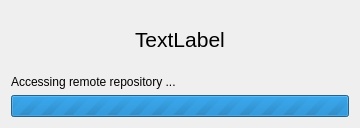
Qt form src/ui/ui/SplashDialog.ui (Anteru/kyla) before a commit.
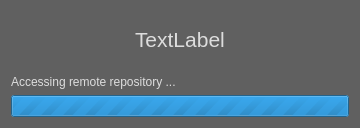
The same form after that commit.

```diff
--- a/src/ui/ui/SplashDialog.ui
+++ b/src/ui/ui/SplashDialog.ui
@@ -16,6 +16,17 @@
   <property name="windowTitle">
    <string>Preparing installation ...</string>
   </property>
+  <property name="styleSheet">
+   <string notr="true">QDialog, QMainWindow
+{
+	background-color: rgb(96,96,96);
+}
+
+QWidget
+{
+	color: #DDD;
+}</string>
+  </property>
   <layout class="QVBoxLayout" name="verticalLayout">
    <item>
     <spacer name="verticalSpacer_2">
```
